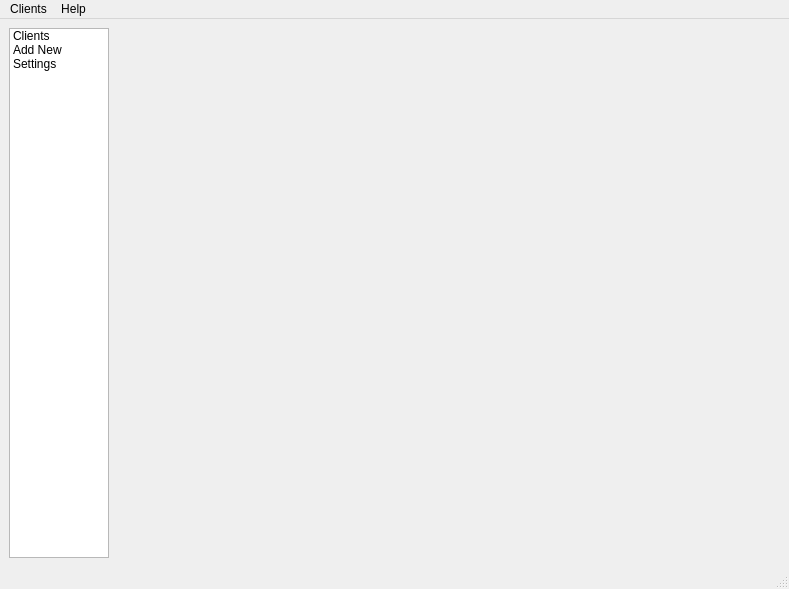
Qt form rfid_security/mainwindow.ui (catan2001/SecureDoor-RFID) before a commit.
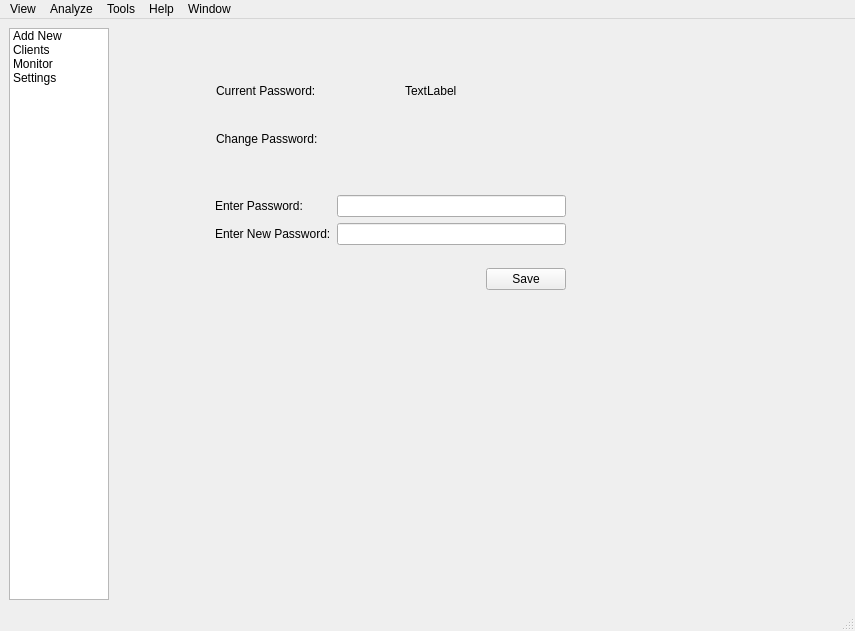
The same form after that commit.

Commit message: Added new features into MainWindow

What changed in the file:
```diff
--- a/rfid_security/mainwindow.ui
+++ b/rfid_security/mainwindow.ui
@@ -6,8 +6,8 @@
    <rect>
     <x>0</x>
     <y>0</y>
-    <width>789</width>
-    <height>578</height>
+    <width>855</width>
+    <height>631</height>
    </rect>
   </property>
   <property name="windowTitle">
@@ -15,7 +15,7 @@
   </property>
   <widget class="QWidget" name="centralwidget">
    <layout class="QFormLayout" name="formLayout">
-    <item row="1" column="0">
+    <item row="0" column="0">
      <widget class="QListWidget" name="listWidget">
       <property name="enabled">
        <bool>true</bool>
@@ -38,22 +38,33 @@
       <property name="dragEnabled">
        <bool>true</bool>
       </property>
+      <property name="iconSize">
+       <size>
+        <width>10</width>
+        <height>10</height>
+       </size>
+      </property>
       <property name="resizeMode">
        <enum>QListView::Adjust</enum>
       </property>
       <property name="sortingEnabled">
        <bool>true</bool>
       </property>
-      <item>
-       <property name="text">
-        <string>Clients</string>
-       </property>
-      </item>
       <item>
        <property name="text">
         <string>Add New</string>
        </property>
       </item>
+      <item>
+       <property name="text">
+        <string>Clients</string>
+       </property>
+      </item>
+      <item>
+       <property name="text">
+        <string>Monitor</string>
+       </property>
+      </item>
       <item>
        <property name="text">
         <string>Settings</string>
@@ -61,14 +72,305 @@
       </item>
      </widget>
     </item>
-    <item row="1" column="1">
-     <widget class="QFrame" name="frame">
-      <property name="frameShape">
-       <enum>QFrame::NoFrame</enum>
+    <item row="0" column="1">
+     <widget class="QStackedWidget" name="stackedWidget">
+      <property name="sizePolicy">
+       <sizepolicy hsizetype="Expanding" vsizetype="Expanding">
+        <horstretch>0</horstretch>
+        <verstretch>0</verstretch>
+       </sizepolicy>
       </property>
-      <property name="frameShadow">
-       <enum>QFrame::Raised</enum>
+      <property name="minimumSize">
+       <size>
+        <width>0</width>
+        <height>0</height>
+       </size>
       </property>
+      <property name="currentIndex">
+       <number>2</number>
+      </property>
+      <widget class="QWidget" name="page_AddNew">
+       <property name="sizePolicy">
+        <sizepolicy hsizetype="Expanding" vsizetype="Expanding">
+         <horstretch>0</horstretch>
+         <verstretch>0</verstretch>
+        </sizepolicy>
+       </property>
+       <widget class="QPushButton" name="pushButton">
+        <property name="geometry">
+         <rect>
+          <x>140</x>
+          <y>230</y>
+          <width>87</width>
+          <height>26</height>
+         </rect>
+        </property>
+        <property name="text">
+         <string>ReadTag</string>
+        </property>
+       </widget>
+       <widget class="QLabel" name="label_5">
+        <property name="geometry">
+         <rect>
+          <x>70</x>
+          <y>60</y>
+          <width>111</width>
+          <height>31</height>
+         </rect>
+        </property>
+        <property name="text">
+         <string>Enter Name</string>
+        </property>
+       </widget>
+       <widget class="QLabel" name="label_6">
+        <property name="geometry">
+         <rect>
+          <x>70</x>
+          <y>110</y>
+          <width>111</width>
+          <height>31</height>
+         </rect>
+        </property>
+        <property name="text">
+         <string>Last Name</string>
+        </property>
+       </widget>
+       <widget class="QProgressBar" name="progressBar">
+        <property name="geometry">
+         <rect>
+          <x>340</x>
+          <y>230</y>
+          <width>118</width>
+          <height>23</height>
+         </rect>
+        </property>
+        <property name="value">
+         <number>24</number>
+        </property>
+       </widget>
+       <widget class="QLineEdit" name="lineEdit_3">
+        <property name="geometry">
+         <rect>
+          <x>190</x>
+          <y>60</y>
+          <width>171</width>
+          <height>31</height>
+         </rect>
+        </property>
+       </widget>
+       <widget class="QLabel" name="label_7">
+        <property name="geometry">
+         <rect>
+          <x>70</x>
+          <y>160</y>
+          <width>81</width>
+          <height>31</height>
+         </rect>
+        </property>
+        <property name="text">
+         <string>RFID TAG:</string>
+        </property>
+       </widget>
+       <widget class="QLabel" name="label_8">
+        <property name="geometry">
+         <rect>
+          <x>170</x>
+          <y>160</y>
+          <width>181</width>
+          <height>31</height>
+         </rect>
+        </property>
+        <property name="text">
+         <string>PutRFIDTag</string>
+        </property>
+       </widget>
+       <widget class="QLineEdit" name="lineEdit_4">
+        <property name="geometry">
+         <rect>
+          <x>190</x>
+          <y>110</y>
+          <width>171</width>
+          <height>31</height>
+         </rect>
+        </property>
+       </widget>
+      </widget>
+      <widget class="QWidget" name="page_Clients">
+       <property name="sizePolicy">
+        <sizepolicy hsizetype="Expanding" vsizetype="Expanding">
+         <horstretch>0</horstretch>
+         <verstretch>0</verstretch>
+        </sizepolicy>
+       </property>
+       <widget class="QTableWidget" name="tableWidget">
+        <property name="geometry">
+         <rect>
+          <x>1</x>
+          <y>1</y>
+          <width>681</width>
+          <height>541</height>
+         </rect>
+        </property>
+        <property name="sizePolicy">
+         <sizepolicy hsizetype="MinimumExpanding" vsizetype="MinimumExpanding">
+          <horstretch>0</horstretch>
+          <verstretch>0</verstretch>
+         </sizepolicy>
+        </property>
+        <property name="sortingEnabled">
+         <bool>false</bool>
+        </property>
+        <row>
+         <property name="text">
+          <string>0</string>
+         </property>
+        </row>
+        <column>
+         <property name="text">
+          <string>Name</string>
+         </property>
+        </column>
+        <column>
+         <property name="text">
+          <string>Last Name</string>
+         </property>
+        </column>
+        <column>
+         <property name="text">
+          <string>TAG</string>
+         </property>
+        </column>
+       </widget>
+      </widget>
+      <widget class="QWidget" name="page_Settings">
+       <property name="sizePolicy">
+        <sizepolicy hsizetype="Expanding" vsizetype="Expanding">
+         <horstretch>0</horstretch>
+         <verstretch>0</verstretch>
+        </sizepolicy>
+       </property>
+       <widget class="QWidget" name="">
+        <property name="geometry">
+         <rect>
+          <x>101</x>
+          <y>41</y>
+          <width>371</width>
+          <height>91</height>
+         </rect>
+        </property>
+        <layout class="QVBoxLayout" name="verticalLayout_3">
+         <item>
+          <layout class="QHBoxLayout" name="horizontalLayout_2">
+           <item>
+            <widget class="QLabel" name="label">
+             <property name="text">
+              <string>Current Password:</string>
+             </property>
+            </widget>
+           </item>
+           <item>
+            <widget class="QLabel" name="label_9">
+             <property name="text">
+              <string>TextLabel</string>
+             </property>
+            </widget>
+           </item>
+          </layout>
+         </item>
+         <item>
+          <widget class="QLabel" name="label_2">
+           <property name="text">
+            <string>Change Password:</string>
+           </property>
+          </widget>
+         </item>
+        </layout>
+       </widget>
+       <widget class="QWidget" name="">
+        <property name="geometry">
+         <rect>
+          <x>100</x>
+          <y>150</y>
+          <width>351</width>
+          <height>131</height>
+         </rect>
+        </property>
+        <layout class="QVBoxLayout" name="verticalLayout_4">
+         <item>
+          <layout class="QHBoxLayout" name="horizontalLayout">
+           <item>
+            <layout class="QVBoxLayout" name="verticalLayout">
+             <item>
+              <widget class="QLabel" name="label_3">
+               <property name="text">
+                <string>Enter Password:</string>
+               </property>
+              </widget>
+             </item>
+             <item>
+              <widget class="QLabel" name="label_4">
+               <property name="text">
+                <string>Enter New Password:</string>
+               </property>
+              </widget>
+             </item>
+            </layout>
+           </item>
+           <item>
+            <layout class="QVBoxLayout" name="verticalLayout_2">
+             <item>
+              <widget class="QLineEdit" name="lineEdit">
+               <property name="inputMethodHints">
+                <set>Qt::ImhHiddenText|Qt::ImhSensitiveData</set>
+               </property>
+              </widget>
+             </item>
+             <item>
+              <widget class="QLineEdit" name="lineEdit_2">
+               <property name="inputMethodHints">
+                <set>Qt::ImhSensitiveData</set>
+               </property>
+              </widget>
+             </item>
+            </layout>
+           </item>
+          </layout>
+         </item>
+         <item>
+          <layout class="QHBoxLayout" name="horizontalLayout_3">
+           <item>
+            <spacer name="horizontalSpacer">
+             <property name="orientation">
+              <enum>Qt::Horizontal</enum>
+             </property>
+             <property name="sizeHint" stdset="0">
+              <size>
+               <width>40</width>
+               <height>20</height>
+              </size>
+             </property>
+            </spacer>
+           </item>
+           <item>
+            <widget class="QPushButton" name="pushButton_2">
+             <property name="text">
+              <string>Save</string>
+             </property>
+            </widget>
+           </item>
+          </layout>
+         </item>
+        </layout>
+       </widget>
+      </widget>
+      <widget class="QWidget" name="page_Monitor">
+       <property name="sizePolicy">
+        <sizepolicy hsizetype="Expanding" vsizetype="Expanding">
+         <horstretch>0</horstretch>
+         <verstretch>0</verstretch>
+        </sizepolicy>
+       </property>
+      </widget>
      </widget>
     </item>
    </layout>
@@ -78,7 +380,7 @@
     <rect>
      <x>0</x>
      <y>0</y>
-     <width>789</width>
+     <width>855</width>
      <height>23</height>
     </rect>
    </property>
@@ -88,21 +390,42 @@
    <property name="nativeMenuBar">
     <bool>true</bool>
    </property>
-   <widget class="QMenu" name="menuClients">
-    <property name="enabled">
-     <bool>true</bool>
-    </property>
-    <property name="title">
-     <string>Clients</string>
-    </property>
-   </widget>
    <widget class="QMenu" name="menuHelp">
     <property name="title">
      <string>Help</string>
     </property>
    </widget>
-   <addaction name="menuClients"/>
+   <widget class="QMenu" name="menuView">
+    <property name="title">
+     <string>View</string>
+    </property>
+   </widget>
+   <widget class="QMenu" name="menuAnalyze">
+    <property name="title">
+     <string>Analyze</string>
+    </property>
+    <addaction name="actionPerform_Data_Analyzation"/>
+   </widget>
+   <widget class="QMenu" name="menuTools">
+    <property name="title">
+     <string>Tools</string>
+    </property>
+    <addaction name="actionAdd_New_Client"/>
+    <addaction name="actionMonitor"/>
+    <addaction name="actionFind_Client"/>
+   </widget>
+   <widget class="QMenu" name="menuWindow">
+    <property name="title">
+     <string>Window</string>
+    </property>
+    <addaction name="actionFull_Screen"/>
+    <addaction name="actionMinimize"/>
+   </widget>
+   <addaction name="menuView"/>
+   <addaction name="menuAnalyze"/>
+   <addaction name="menuTools"/>
    <addaction name="menuHelp"/>
+   <addaction name="menuWindow"/>
   </widget>
   <widget class="QStatusBar" name="statusbar">
    <property name="sizeGripEnabled">
```
Left out of the diff: 58 changed lines with no effect on the pictures. The commit also changes 3 other files.
